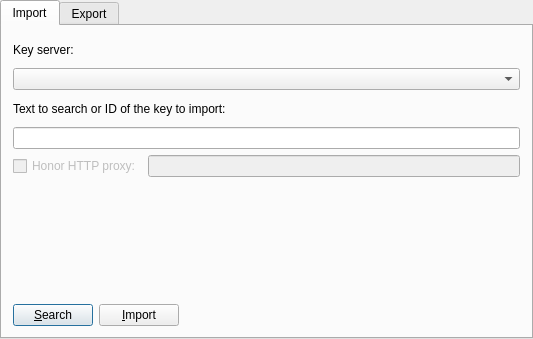
Above: keyserver.ui from KDE/kgpg before the change. Below: the same form after it.
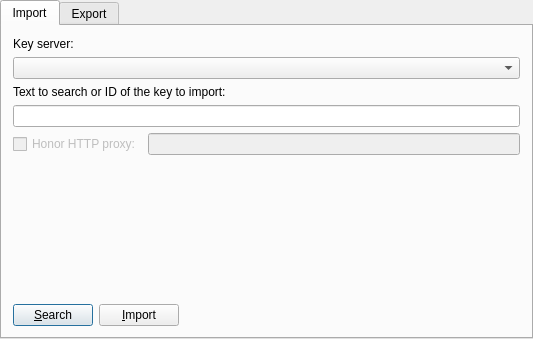
That is the form after the change. The open tabs and pages were chosen to show the change. Custom widgets are drawn as their Qt base class.

Commit message: much nicer layout

What changed in the file:
```diff
--- a/keyserver.ui
+++ b/keyserver.ui
@@ -113,7 +113,7 @@
           <enum>Qt::Vertical</enum>
          </property>
          <property name="sizeType" >
-          <enum>QSizePolicy::Minimum</enum>
+          <enum>QSizePolicy::MinimumExpanding</enum>
          </property>
          <property name="sizeHint" >
           <size>
@@ -244,7 +244,7 @@
           <enum>Qt::Vertical</enum>
          </property>
          <property name="sizeType" >
-          <enum>QSizePolicy::Minimum</enum>
+          <enum>QSizePolicy::MinimumExpanding</enum>
          </property>
          <property name="sizeHint" >
           <size>
```
Left out of the diff: 2 changed lines with no effect on the pictures.
